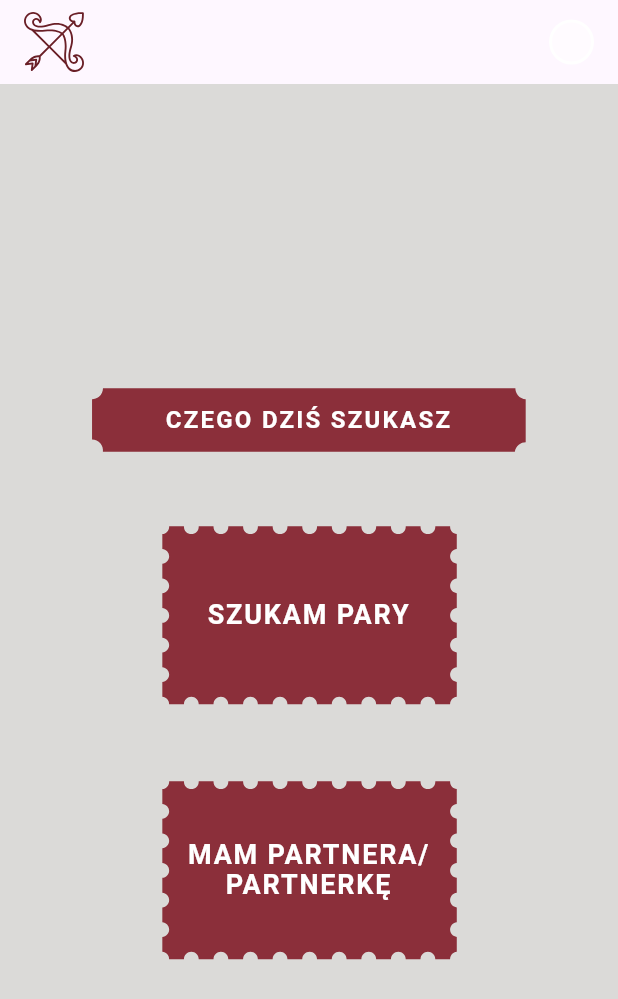
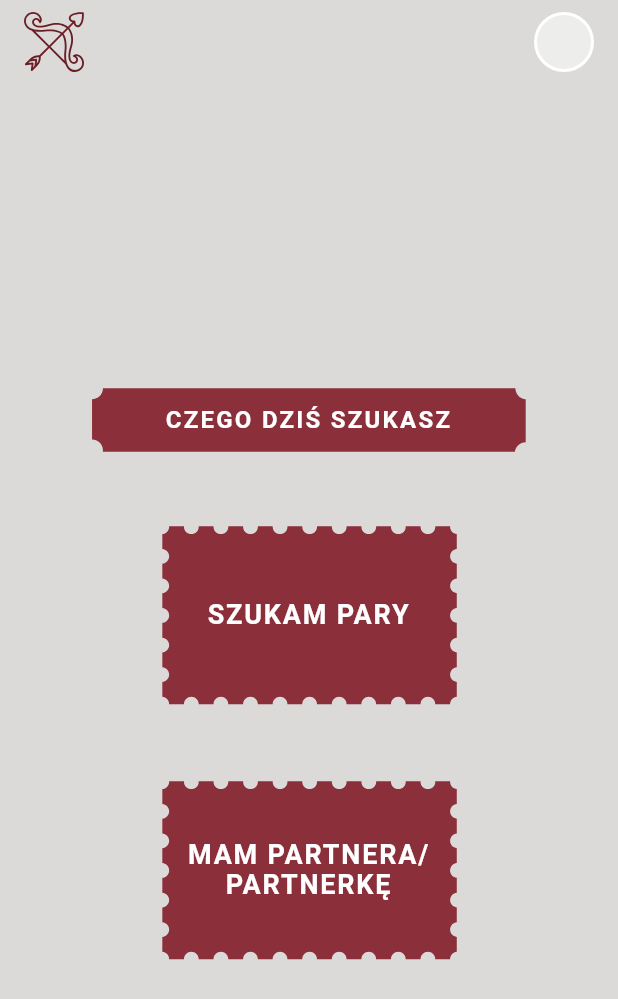
Before and after one commit to kn-kraken/hacknation-amorki-krakena-zakochaj-sie-w-bydgoszczy, a Flutter app: the screen it shows after launch, on a phone screen of 412 x 824 dp. Shown: the top 999 px of the screen. Run offline on Flutter 3.47's test engine with Material 3 defaults, Android fonts, the phone set to English and light mode, and no system bars; our stand-ins replace flutter_bloc, flutter_map, flutter_svg, latlong2; missing offline and left inert: dart:html.

Commit message:
small adjustments

```diff
--- a/fe/lib/header.dart
+++ b/fe/lib/header.dart
@@ -28,7 +28,6 @@ class Header extends StatelessWidget {
                 Color(0xFF8B2F3A), // White stamp border
                 BlendMode.srcIn,
               ),
-              // fit: BoxFit.fill,
             ),
           ),
 
--- a/fe/lib/main.dart
+++ b/fe/lib/main.dart
@@ -16,7 +16,7 @@ class MyApp extends StatelessWidget {
     return MaterialApp(
       debugShowCheckedModeBanner: false,
       title: 'Zakochaj się w Bydgoszczy',
-      theme: ThemeData(primarySwatch: Colors.blue),
+      theme: ThemeData(scaffoldBackgroundColor: Color(0xFFdbdad8)),
       home: MultiBlocProvider(
         providers: [
           BlocProvider(create: (_) => PreferencesCubit()),
--- a/fe/lib/preferences/preferences_screen.dart
+++ b/fe/lib/preferences/preferences_screen.dart
@@ -31,8 +31,8 @@ class PreferencesScreen extends StatelessWidget {
 
     Widget _buildProfileCircle() {
       return Container(
-        width: 30,
-        height: 30,
+        width: 40,
+        height: 40,
         margin: const EdgeInsets.only(right: 16),
         decoration: BoxDecoration(
           color: Colors.white.withOpacity(0.5),
@@ -71,19 +71,19 @@ class PreferencesScreen extends StatelessWidget {
         child: Row(
           mainAxisSize: MainAxisSize.min,
           children: [
-            IconButton(
-              icon: const Icon(Icons.arrow_back),
-              onPressed: () => cubit.goBack(),
-            ),
-            const SizedBox(width: 8),
             SvgPicture.asset(
               _kCupidIconPath,
-              height: 30,
-              width: 30,
+              height: 40,
+              width: 40,
               colorFilter: const ColorFilter.mode(
                 _kRedCupidColor,
                 BlendMode.srcIn,
               ),
+            ),
+            const SizedBox(width: 10),
+            IconButton(
+              icon: const Icon(Icons.arrow_back, color:_kRedCupidColor, size: 24),
+              onPressed: () => cubit.goBack(),
             ),
           ],
         ),
@@ -118,7 +118,7 @@ class PreferencesScreen extends StatelessWidget {
 class InitialPage extends StatelessWidget {
   const InitialPage({super.key});
   static const String _kStampFramePath = 'assets/stamp.svg';
-  static const Color _kBackgroundColor = Color(0xFFdbdad8); // Fixed: FF instead of 00
+  static const Color _kBackgroundColor = Color(0xFFdbdad8);
 
   @override
   Widget build(BuildContext context) {
```
